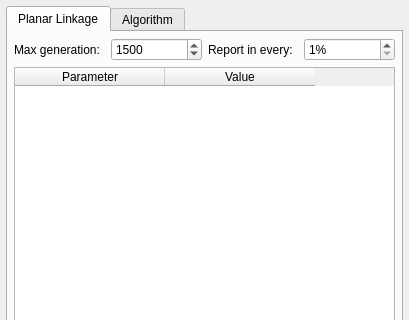
The window that core/panel/DimensionalSynthesis/Path_Solving_options.ui (KmolYuan/Pyslvs-UI) describes before a commit, drawn with Qt 5; both pictures show x 0 to 409 and y 0 to 320 of the 409 by 492 pixel window.
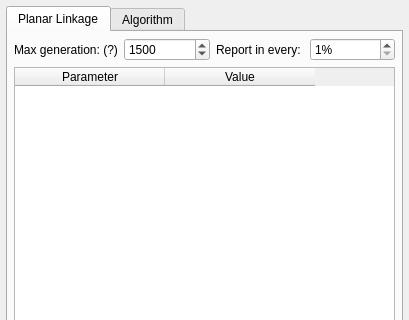
The same window after the commit. Icons and pictures are not drawn.

The edit to the form file:
```diff
--- a/core/panel/DimensionalSynthesis/Path_Solving_options.ui
+++ b/core/panel/DimensionalSynthesis/Path_Solving_options.ui
@@ -72,7 +72,7 @@
          <item>
           <widget class="QLabel" name="label_16">
            <property name="text">
-            <string>Max generation: </string>
+            <string>Max generation: (?)</string>
            </property>
           </widget>
          </item>
```
Left out of the diff: 8 changed lines with no effect on the pictures.
